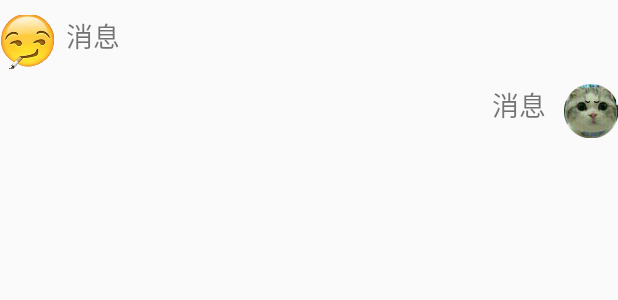
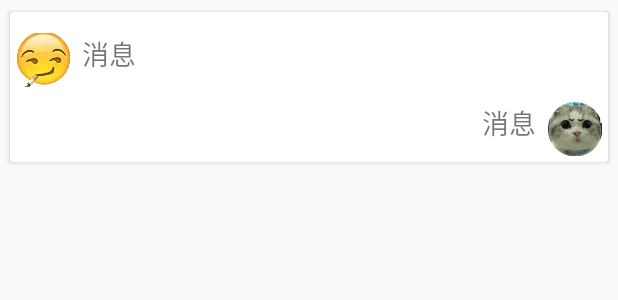
Before and after one commit to huangyuanlove/LiaoBa_Android, an Android app: the layout item_msg.xml on its own in the app's theme, with its tools: preview values and no code run, on a phone screen of 412 x 824 dp. Shown: the top 300 px of the screen. Run offline under Robolectric (Android 15) with nearby library versions, the phone set to English and light mode, and no system bars; network calls fail.

Commit message:
修复某些bug

```diff
--- a/app/build.gradle
+++ b/app/build.gradle
@@ -8,8 +8,8 @@ android {
         applicationId "com.huangyuanlove.liaoba"
         minSdkVersion 14
         targetSdkVersion 23
-        versionCode 3145
-        versionName "机遇"
+        versionCode 31415
+        versionName "机遇+"
     }
     buildTypes {
         release {
@@ -30,4 +30,5 @@ dependencies {
     compile 'asia.ivity.android:drag-sort-listview:1.0'
     compile files('libs/locSDK_6.13.jar')
     compile files('libs/bugly_crash_release__2.1.jar')
+    compile 'com.android.support:cardview-v7:25.0.0'
 }
--- a/app/src/main/java/com/huangyuanlove/liaoba/activity/ChatFragment.java
+++ b/app/src/main/java/com/huangyuanlove/liaoba/activity/ChatFragment.java
@@ -88,7 +88,7 @@ public class ChatFragment extends Fragment {
         messageListView.setEmptyView(emptyTextView);
         messageAdapter = new MessageAdapter(getActivity(), R.layout.item_msg, messageList);
         messageListView.setAdapter(messageAdapter);
-
+        messageListView.setDividerHeight(0);
         messageListView.setDropListener(new DragSortListView.DropListener() {
             @Override
             public void drop(int i, int i1) {
--- a/app/src/main/java/com/huangyuanlove/liaoba/activity/LoginActivity.java
+++ b/app/src/main/java/com/huangyuanlove/liaoba/activity/LoginActivity.java
@@ -159,7 +159,7 @@ public class LoginActivity extends BaseActivity {
                                 sharePrefrenceUtils.setFloat("record", (float)(user.getRecord()/1.0));
                                 sharePrefrenceUtils.setString("uuid", user.getUuid());
                                 if (saveStatus.isChecked()) {
-                                    sharePrefrenceUtils.setString("password", user.getPassword());
+                                    sharePrefrenceUtils.setString("password", password_editText.getText().toString().trim());
                                 }
                                 Intent intent = new Intent(LoginActivity.this, MainActivity.class);
                                 startActivity(intent);
@@ -178,7 +178,6 @@ public class LoginActivity extends BaseActivity {
                     }
                 }) {
                     @Override
-//                            username=huangyuan&userPassword=amw
                     protected Map<String, String> getParams() {
                         Map<String, String> map = new HashMap<>();
                         map.put("userid", username_editText.getText().toString().trim());
--- a/app/src/main/java/com/huangyuanlove/liaoba/activity/ShowRecordActivity.java
+++ b/app/src/main/java/com/huangyuanlove/liaoba/activity/ShowRecordActivity.java
@@ -37,6 +37,7 @@ public class ShowRecordActivity extends Activity {
         super.onCreate(savedInstanceState);
         setContentView(R.layout.activity_show_record);
         listView = (ListView) findViewById(R.id.show_record_list);
+        listView.setDividerHeight(0);
         requestQueue = ((MyApplication) getApplication()).getRequestQueue();
         initData();
     }
--- a/app/src/main/java/com/huangyuanlove/liaoba/activity/WelcomeActivity.java
+++ b/app/src/main/java/com/huangyuanlove/liaoba/activity/WelcomeActivity.java
@@ -91,8 +91,8 @@ public class WelcomeActivity extends Activity {
 
                 if (isSaveStatus) {
 
-                    final String userid = sharePrefrenceUtils.getString("");
-                    final String password = sharePrefrenceUtils.getString("");
+                    final String userid = sharePrefrenceUtils.getString("userid");
+                    final String password = sharePrefrenceUtils.getString("password");
 
                     StringRequest stringRequest = new StringRequest(Request.Method.POST, Config.LOGIN_URL, new Response.Listener<String>() {
                         @Override
@@ -103,6 +103,7 @@ public class WelcomeActivity extends Activity {
                                 overridePendingTransition(android.R.anim.fade_in, android.R.anim.fade_out);
 
                             } else {
+                                sharePrefrenceUtils.setBoolean("isSaveStatus", false);
                                 Toast.makeText(WelcomeActivity.this, "帐号或密码错误", Toast.LENGTH_SHORT).show();
                                 Intent intent = new Intent(WelcomeActivity.this, LoginActivity.class);
                                 startActivity(intent);
--- a/app/src/main/res/layout/item_msg.xml
+++ b/app/src/main/res/layout/item_msg.xml
@@ -1,64 +1,75 @@
 <?xml version="1.0" encoding="utf-8"?>
-<LinearLayout xmlns:android="http://schemas.android.com/apk/res/android"
+
+<android.support.v7.widget.CardView xmlns:android="http://schemas.android.com/apk/res/android"
+    xmlns:app="http://schemas.android.com/apk/res-auto"
+    android:id="@+id/card"
+    android:layout_width="match_parent"
+    android:layout_height="wrap_content"
+    android:layout_margin="4dp"
+    android:layout_marginBottom="12dp"
+    app:cardCornerRadius="2.0dip"
+    app:cardPreventCornerOverlap="true"
+    app:cardUseCompatPadding="true">
+
+    <LinearLayout
         android:id="@+id/item_msg"
         android:layout_width="match_parent"
         android:layout_height="match_parent"
+        android:padding="4dp"
         android:descendantFocusability="blocksDescendants"
         android:orientation="vertical">
 
-    <LinearLayout
-
+        <RelativeLayout
             android:id="@+id/left_layout"
-        android:layout_width="wrap_content"
+            android:layout_width="match_parent"
             android:layout_height="wrap_content"
-        android:layout_gravity="left"
             android:layout_marginTop="10dp"
             android:orientation="horizontal">
-
             <ImageView
                 android:id="@+id/left_msg_head"
                 android:layout_width="36dp"
                 android:layout_height="36dp"
                 android:scaleType="centerCrop"
                 android:src="@drawable/robot" />
-
             <TextView
                 android:id="@+id/left_message"
-            android:layout_width="0dp"
+                android:layout_width="match_parent"
                 android:layout_height="wrap_content"
-            android:layout_weight="1"
+                android:layout_toRightOf="@id/left_msg_head"
                 android:paddingLeft="8dp"
                 android:text="消息"
                 android:textSize="18sp" />
-    </LinearLayout>
+        </RelativeLayout>
 
 
-    <LinearLayout
+        <RelativeLayout
             android:id="@+id/right_layout"
-        android:layout_width="wrap_content"
+            android:layout_width="match_parent"
             android:layout_height="wrap_content"
             android:layout_gravity="right"
             android:layout_marginTop="10dp"
             android:orientation="horizontal">
-
-        <TextView
-            android:id="@+id/right_message"
-            android:layout_width="0dp"
-            android:layout_height="wrap_content"
-            android:layout_weight="1"
-            android:paddingRight="12dp"
-            android:text="消息"
-            android:clickable="true"
-            android:textSize="18sp" />
-
             <ImageView
                 android:id="@+id/right_msg_head"
                 android:layout_width="36dp"
                 android:layout_height="36dp"
                 android:scaleType="centerCrop"
+                android:layout_alignParentRight="true"
                 android:src="@drawable/user" />
+            <TextView
+                android:id="@+id/right_message"
+                android:layout_width="match_parent"
+                android:layout_height="wrap_content"
+                android:layout_toLeftOf="@id/right_msg_head"
+                android:gravity="right"
+                android:clickable="true"
+                android:paddingRight="8dp"
+                android:text="消息"
+                android:textSize="18sp" />
+
+
+
+        </RelativeLayout>
 
     </LinearLayout>
-
-
-</LinearLayout>
+</android.support.v7.widget.CardView>
```
Also changed, not shown: app/src/main/AndroidManifest.xml (+0 -21 lines), app/src/main/java/com/huangyuanlove/liaoba/adapter/MessageAdapter.java (+5 -4 lines), app/src/main/res/layout/item_audio.xml (+23 -19 lines), app/src/main/res/layout/item_record_list.xml (+21 -5 lines). Lines whose indentation alone changed are shown as unchanged.
